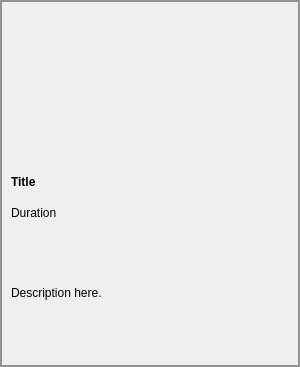
First picture: the form in copyclare/ui/video_card.ui, repository MotionInput/Team14-CopyClare, before the edit.
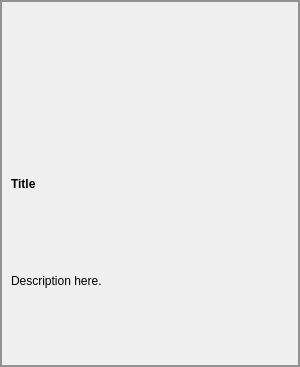
Second picture: the form after the edit.

The edit to the form file:
```diff
--- a/copyclare/ui/video_card.ui
+++ b/copyclare/ui/video_card.ui
@@ -78,22 +78,6 @@
      </property>
     </widget>
    </item>
-   <item>
-    <widget class="QLabel" name="duration">
-     <property name="maximumSize">
-      <size>
-       <width>16777215</width>
-       <height>20</height>
-      </size>
-     </property>
-     <property name="styleSheet">
-      <string notr="true">border: none;</string>
-     </property>
-     <property name="text">
-      <string>Duration</string>
-     </property>
-    </widget>
-   </item>
    <item>
     <widget class="QLabel" name="description">
      <property name="styleSheet">
```
